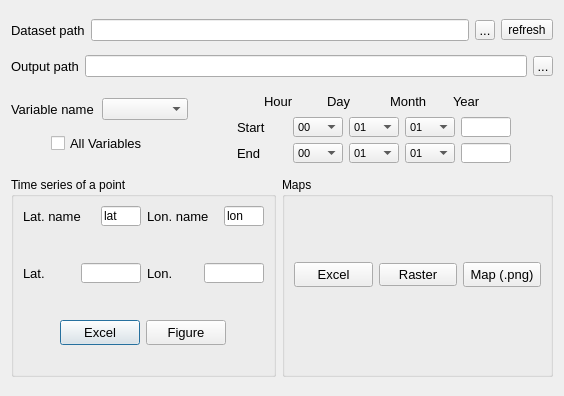
First picture: the form in waterpybal_ui_design/visual.ui, repository IDAEA-EVS/waterpybal, before the edit.
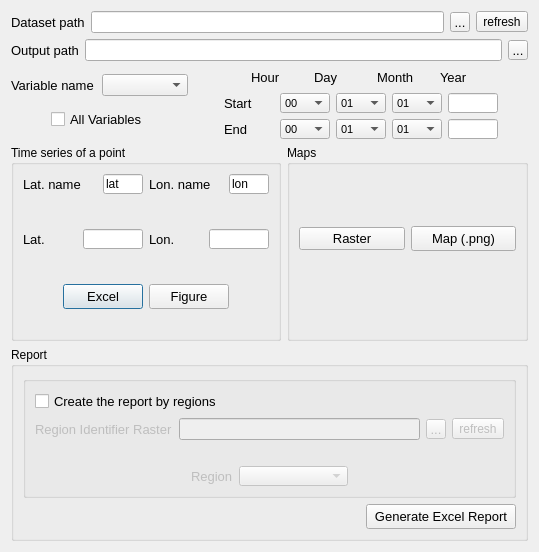
Second picture: the form after the edit.

The edit to the form file:
```diff
--- a/waterpybal_ui_design/visual.ui
+++ b/waterpybal_ui_design/visual.ui
@@ -6,20 +6,20 @@
    <rect>
     <x>0</x>
     <y>0</y>
-    <width>564</width>
-    <height>396</height>
+    <width>539</width>
+    <height>552</height>
    </rect>
   </property>
   <property name="maximumSize">
    <size>
-    <width>700</width>
-    <height>400</height>
+    <width>1500</width>
+    <height>1000</height>
    </size>
   </property>
   <property name="windowTitle">
    <string>Visualization and outputs</string>
   </property>
-  <layout class="QVBoxLayout" name="verticalLayout_3">
+  <layout class="QVBoxLayout" name="verticalLayout_5">
    <item>
     <layout class="QHBoxLayout" name="horizontalLayout_9">
      <item>
@@ -78,6 +78,12 @@
      </item>
      <item>
       <widget class="QToolButton" name="toolButton_refresh">
+       <property name="minimumSize">
+        <size>
+         <width>0</width>
+         <height>20</height>
+        </size>
+       </property>
        <property name="text">
         <string>refresh</string>
        </property>
@@ -388,6 +394,9 @@
              <pointsize>10</pointsize>
             </font>
            </property>
+           <property name="layoutDirection">
+            <enum>Qt::LeftToRight</enum>
+           </property>
            <property name="text">
             <string>Start</string>
            </property>
@@ -1591,30 +1600,6 @@
         </item>
         <item>
          <layout class="QHBoxLayout" name="horizontalLayout_4">
-          <item>
-           <widget class="QPushButton" name="pushButton_maps_excel">
-            <property name="sizePolicy">
-             <sizepolicy hsizetype="Expanding" vsizetype="Fixed">
-              <horstretch>0</horstretch>
-              <verstretch>0</verstretch>
-             </sizepolicy>
-            </property>
-            <property name="minimumSize">
-             <size>
-              <width>0</width>
-              <height>25</height>
-             </size>
-            </property>
-            <property name="font">
-             <font>
-              <pointsize>10</pointsize>
-             </font>
-            </property>
-            <property name="text">
-             <string>Excel</string>
-            </property>
-           </widget>
-          </item>
           <item>
            <widget class="QPushButton" name="pushButton_maps_raster">
             <property name="sizePolicy">
@@ -1684,6 +1669,270 @@
      </item>
     </layout>
    </item>
+   <item>
+    <widget class="QGroupBox" name="groupBox_report">
+     <property name="title">
+      <string>Report</string>
+     </property>
+     <layout class="QVBoxLayout" name="verticalLayout_4">
+      <item>
+       <widget class="QGroupBox" name="groupBox_report_raster">
+        <property name="title">
+         <string/>
+        </property>
+        <layout class="QVBoxLayout" name="verticalLayout_3">
+         <item>
+          <layout class="QHBoxLayout" name="horizontalLayout_21">
+           <item>
+            <widget class="QCheckBox" name="checkBox_regions_raster">
+             <property name="font">
+              <font>
+               <pointsize>10</pointsize>
+              </font>
+             </property>
+             <property name="text">
+              <string>Create the report by regions</string>
+             </property>
+            </widget>
+           </item>
+           <item>
+            <spacer name="horizontalSpacer_10">
+             <property name="orientation">
+              <enum>Qt::Horizontal</enum>
+             </property>
+             <property name="sizeHint" stdset="0">
+              <size>
+               <width>40</width>
+               <height>20</height>
+              </size>
+             </property>
+            </spacer>
+           </item>
+          </layout>
+         </item>
+         <item>
+          <layout class="QHBoxLayout" name="horizontalLayout_18">
+           <item>
+            <widget class="QLabel" name="label_regions_raster">
+             <property name="enabled">
+              <bool>false</bool>
+             </property>
+             <property name="sizePolicy">
+              <sizepolicy hsizetype="Fixed" vsizetype="Preferred">
+               <horstretch>0</horstretch>
+               <verstretch>0</verstretch>
+              </sizepolicy>
+             </property>
+             <property name="font">
+              <font>
+               <pointsize>10</pointsize>
+              </font>
+             </property>
+             <property name="text">
+              <string>Region Identifier Raster</string>
+             </property>
+             <property name="buddy">
+              <cstring>lineEdit_dataset_path</cstring>
+             </property>
+            </widget>
+           </item>
+           <item>
+            <widget class="QLineEdit" name="lineEdit_regions_raster">
+             <property name="enabled">
+              <bool>false</bool>
+             </property>
+             <property name="font">
+              <font>
+               <pointsize>8</pointsize>
+              </font>
+             </property>
+            </widget>
+           </item>
+           <item>
+            <widget class="QToolButton" name="toolButton_regions_raster">
+             <property name="enabled">
+              <bool>false</bool>
+             </property>
+             <property name="sizePolicy">
+              <sizepolicy hsizetype="Fixed" vsizetype="Fixed">
+               <horstretch>0</horstretch>
+               <verstretch>0</verstretch>
+              </sizepolicy>
+             </property>
+             <property name="maximumSize">
+              <size>
+               <width>20</width>
+               <height>20</height>
+              </size>
+             </property>
+             <property name="font">
+              <font>
+               <pointsize>10</pointsize>
+              </font>
+             </property>
+             <property name="text">
+              <string>...</string>
+             </property>
+            </widget>
+           </item>
+           <item>
+            <widget class="QToolButton" name="toolButton_refresh_regions_raster">
+             <property name="enabled">
+              <bool>false</bool>
+             </property>
+             <property name="minimumSize">
+              <size>
+               <width>0</width>
+               <height>20</height>
+              </size>
+             </property>
+             <property name="text">
+              <string>refresh</string>
+             </property>
+            </widget>
+           </item>
+          </layout>
+         </item>
+         <item>
+          <spacer name="horizontalSpacer_11">
+           <property name="orientation">
+            <enum>Qt::Horizontal</enum>
+           </property>
+           <property name="sizeHint" stdset="0">
+            <size>
+             <width>490</width>
+             <height>20</height>
+            </size>
+           </property>
+          </spacer>
+         </item>
+         <item>
+          <layout class="QHBoxLayout" name="horizontalLayout_20">
+           <item>
+            <spacer name="horizontalSpacer_5">
+             <property name="orientation">
+              <enum>Qt::Horizontal</enum>
+             </property>
+             <property name="sizeHint" stdset="0">
+              <size>
+               <width>40</width>
+               <height>20</height>
+              </size>
+             </property>
+            </spacer>
+           </item>
+           <item>
+            <layout class="QHBoxLayout" name="horizontalLayout_19">
+             <item>
+              <widget class="QLabel" name="label_region">
+               <property name="enabled">
+                <bool>false</bool>
+               </property>
+               <property name="minimumSize">
+                <size>
+                 <width>40</width>
+                 <height>20</height>
+                </size>
+               </property>
+               <property name="font">
+                <font>
+                 <pointsize>10</pointsize>
+                </font>
+               </property>
+               <property name="text">
+                <string>Region</string>
+               </property>
+              </widget>
+             </item>
+             <item>
+              <widget class="QComboBox" name="comboBox_region">
+               <property name="enabled">
+                <bool>false</bool>
+               </property>
+               <property name="sizePolicy">
+                <sizepolicy hsizetype="Expanding" vsizetype="Fixed">
+                 <horstretch>0</horstretch>
+                 <verstretch>0</verstretch>
+                </sizepolicy>
+               </property>
+               <property name="minimumSize">
+                <size>
+                 <width>70</width>
+                 <height>20</height>
+                </size>
+               </property>
+              </widget>
+             </item>
+            </layout>
+           </item>
+           <item>
+            <spacer name="horizontalSpacer_4">
+             <property name="orientation">
+              <enum>Qt::Horizontal</enum>
+             </property>
+             <property name="sizeHint" stdset="0">
+              <size>
+               <width>40</width>
+               <height>20</height>
+              </size>
+             </property>
+            </spacer>
+           </item>
+          </layout>
+         </item>
+        </layout>
+       </widget>
+      </item>
+      <item>
+       <layout class="QHBoxLayout" name="horizontalLayout_22">
+        <item>
+         <spacer name="horizontalSpacer_6">
+          <property name="orientation">
+           <enum>Qt::Horizontal</enum>
+          </property>
+          <property name="sizeHint" stdset="0">
+           <size>
+            <width>40</width>
+            <height>20</height>
+           </size>
+          </property>
+         </spacer>
+        </item>
+        <item>
+         <widget class="QPushButton" name="pushButton_report_excel">
+          <property name="sizePolicy">
+           <sizepolicy hsizetype="Expanding" vsizetype="Fixed">
+            <horstretch>0</horstretch>
+            <verstretch>0</verstretch>
+           </sizepolicy>
+          </property>
+          <property name="minimumSize">
+           <size>
+            <width>0</width>
+            <height>25</height>
+           </size>
+          </property>
+          <property name="maximumSize">
+           <size>
+            <width>150</width>
+            <height>16777215</height>
+           </size>
+          </property>
+          <property name="font">
+           <font>
+            <pointsize>10</pointsize>
+           </font>
+          </property>
+          <property name="text">
+           <string>Generate Excel Report</string>
+          </property>
+         </widget>
+        </item>
+       </layout>
+      </item>
+     </layout>
+    </widget>
+   </item>
   </layout>
  </widget>
  <resources/>
```
